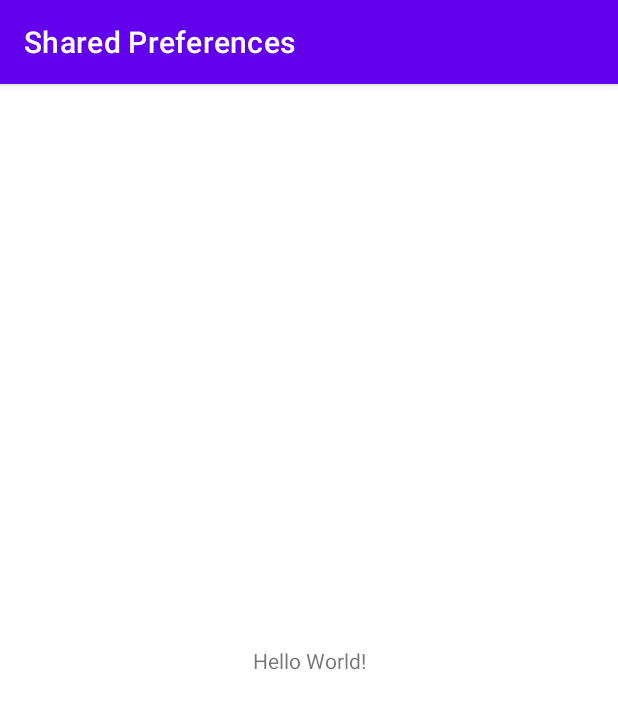
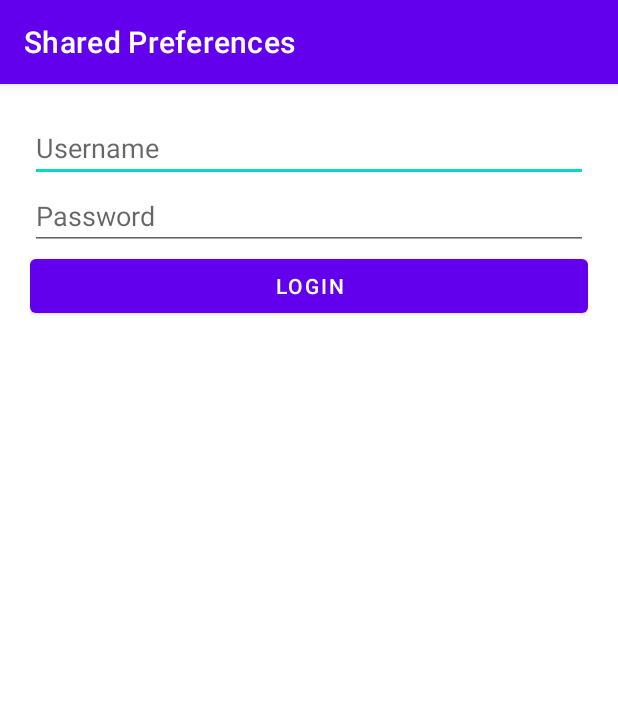
Before and after one commit to tegarpenemuan/SharedPreferences, an Android app: the screen it shows after launch (MainActivity), on a phone screen of 412 x 824 dp. Shown: the top 709 px of the screen. Run offline under Robolectric (Android 15) with nearby library versions, the phone set to English and light mode, and no system bars.

Commit message:
create layout login

```diff
--- a/app/src/main/res/layout/activity_main.xml
+++ b/app/src/main/res/layout/activity_main.xml
@@ -4,15 +4,29 @@
     xmlns:tools="http://schemas.android.com/tools"
     android:layout_width="match_parent"
     android:layout_height="match_parent"
+    android:padding="20dp"
     tools:context=".MainActivity">
 
-    <TextView
-        android:layout_width="wrap_content"
+    <EditText
+        android:id="@+id/editUsername"
+        android:layout_width="match_parent"
         android:layout_height="wrap_content"
-        android:text="Hello World!"
-        app:layout_constraintBottom_toBottomOf="parent"
-        app:layout_constraintLeft_toLeftOf="parent"
-        app:layout_constraintRight_toRightOf="parent"
+        android:hint="Username"
         app:layout_constraintTop_toTopOf="parent" />
 
+    <EditText
+        android:id="@+id/editPassword"
+        android:layout_width="match_parent"
+        android:layout_height="wrap_content"
+        android:hint="Password"
+        android:inputType="textPassword"
+        app:layout_constraintTop_toBottomOf="@+id/editUsername"/>
+
+    <Button
+        android:layout_width="match_parent"
+        android:layout_height="wrap_content"
+        android:text="Login"
+        app:layout_constraintTop_toBottomOf="@+id/editPassword"/>
+
+
 </androidx.constraintlayout.widget.ConstraintLayout>
```
